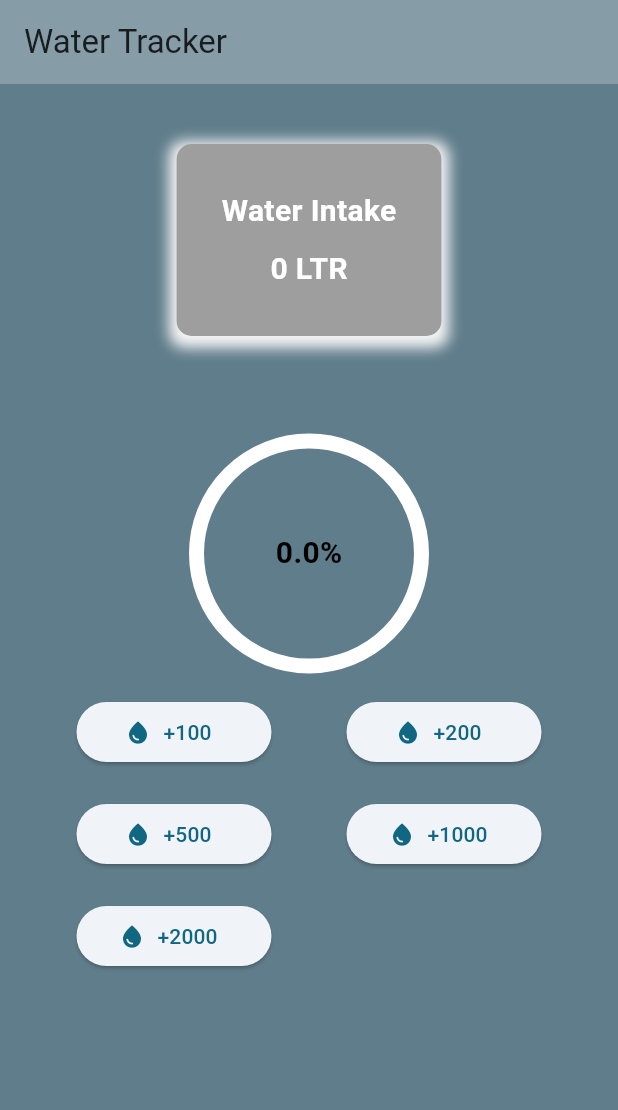
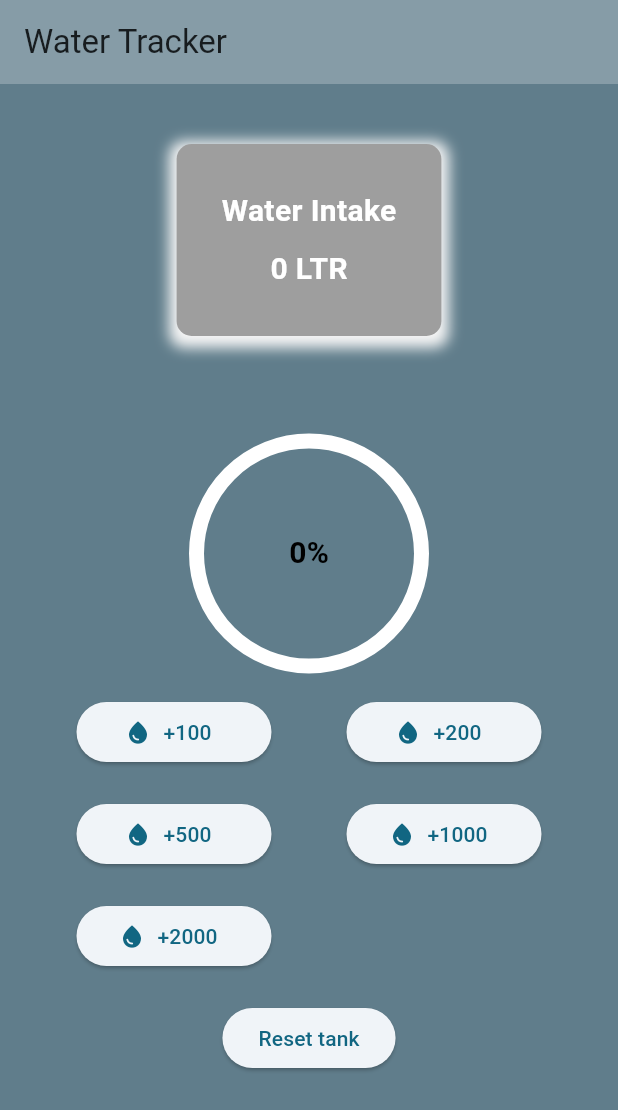
Before and after one commit to MIR-RIAZUL/watertank, a Flutter app: the screen it shows after launch, on a phone screen of 412 x 824 dp. Shown: the top 1110 px of the screen. Run offline on Flutter 3.47's test engine with Material 3 defaults, Android fonts, the phone set to English and light mode, and no system bars.

Commit message:
reset button

```diff
--- a/lib/water_tracker.dart
+++ b/lib/water_tracker.dart
@@ -12,7 +12,7 @@ class water_tracker extends StatefulWidget {
 class _water_trackerState extends State<water_tracker> {
   int current_intake = 0;
   final int goal_intake = 2000;
-  final int max_intake = 5000;
+  final int max_intake = 10000;
 
   void add_water(int amount) {
     setState(() {
@@ -89,7 +89,7 @@ class _water_trackerState extends State<water_tracker> {
                   ),
                 ),
                 Text(
-                  "${(progress * 100).toString()}%",
+                  "${(progress * 100).toInt()}%",
                   style: TextStyle(
                     fontSize: 20,
                     color: Colors.black,
@@ -102,11 +102,7 @@ class _water_trackerState extends State<water_tracker> {
             Wrap(
               spacing: 30,
               children: [
-                Add_water_button(
-                  amount: 100,
-                  onclick: () => add_water(100),
-                  icon: Icons.water_drop,
-                ),
+                Add_water_button(amount: 100, onclick: () => add_water(100)),
                 Add_water_button(amount: 200, onclick: () => add_water(200)),
                 Add_water_button(amount: 500, onclick: () => add_water(500)),
                 Add_water_button(amount: 1000, onclick: () => add_water(1000)),
@@ -114,6 +110,16 @@ class _water_trackerState extends State<water_tracker> {
               ],
             ),
             SizedBox(height: 10),
+            SizedBox(
+              child: ElevatedButton(
+                onPressed: () {
+                  setState(() {
+                    current_intake = 0;
+                  });
+                },
+                child: Text("Reset tank"),
+              ),
+            ),
           ],
         )),
       ),
```
